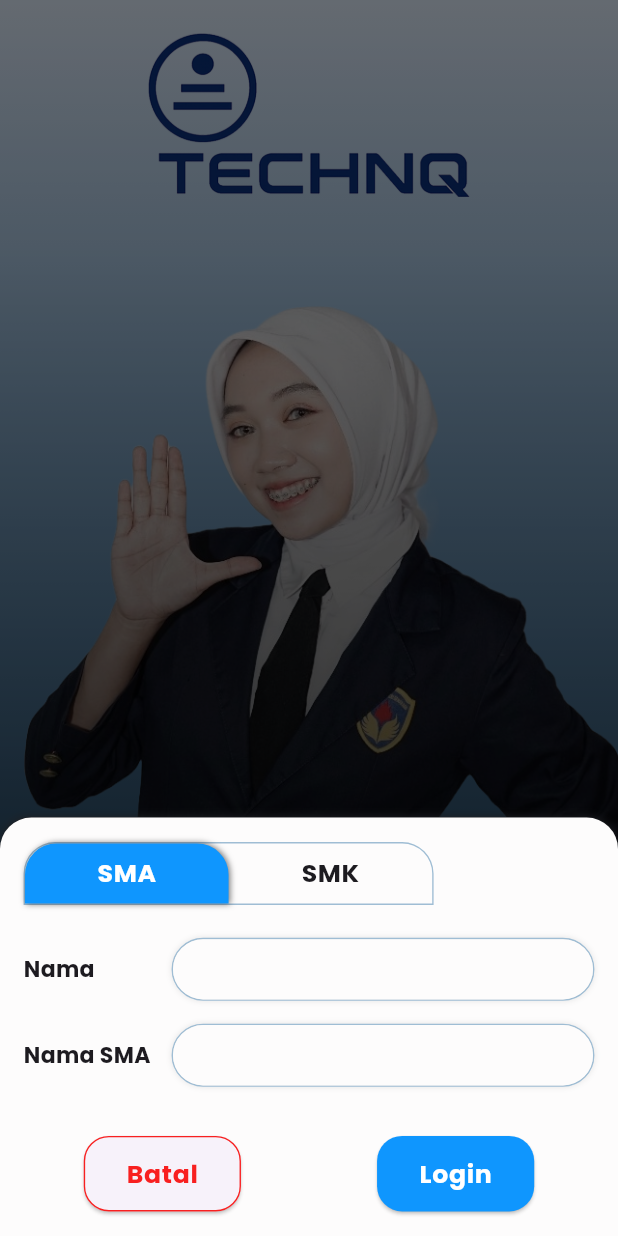
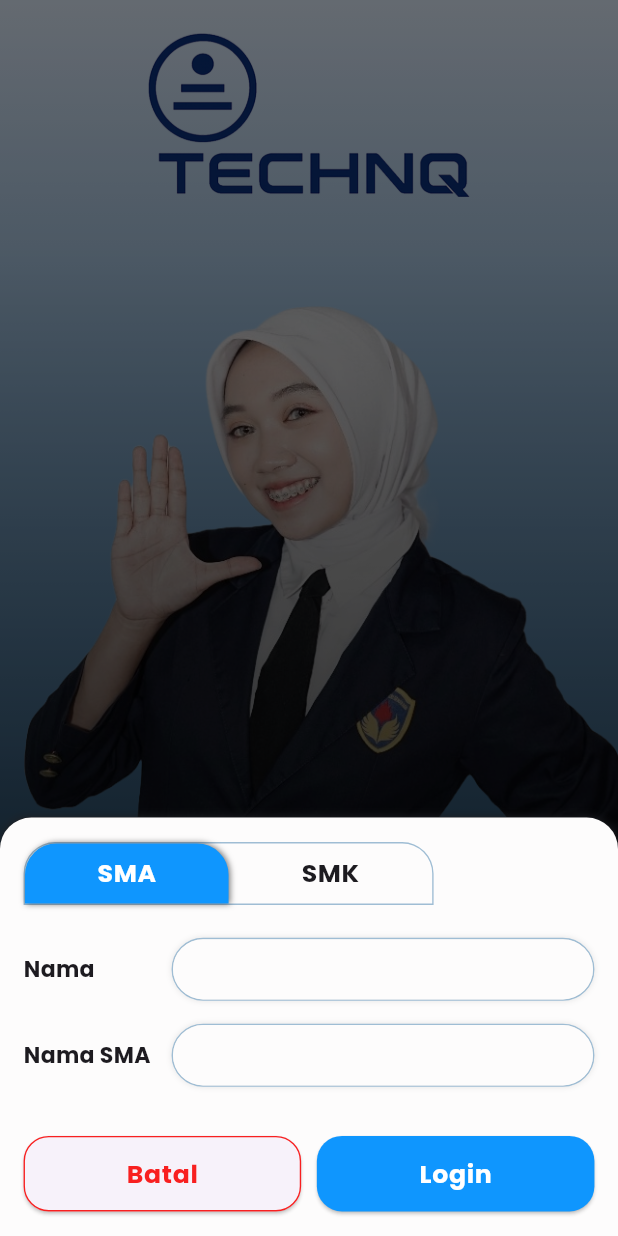
Before and after one commit to hendriari/technq, a Flutter app: the screen it shows after launch, after a tap on "Mulai", on a phone screen of 412 x 824 dp. Run offline on Flutter 3.47's test engine with Material 3 defaults, Android fonts, the light colour scheme and no system bars; drawn by our look-alikes of carousel_slider; our stand-ins replace cloud_firestore, dartz, firebase_auth, firebase_core, firebase_crashlytics, fl_chart and 18 more; missing offline and left inert: flutter_decision_making; accounts and stored records are empty.

Commit message:
fix responsive

```diff
--- a/lib/src/features/auth_ui/widget/login_widget.dart
+++ b/lib/src/features/auth_ui/widget/login_widget.dart
@@ -310,19 +310,22 @@ class _LoginWidgetState extends State<LoginWidget> {
       mainAxisAlignment: MainAxisAlignment.spaceEvenly,
       children: [
         /// CANCEL BUTTON
-        ButtonWidget(
+        Flexible(
+          child: ButtonWidget(
             onTap: () => context.pop(),
             buttonText: 'Batal',
-          maximumSize: Size(100.w, 46.h),
-          minimumSize: Size(100.w, 46.h),
+            maximumSize: Size(double.infinity, 46.h),
+            minimumSize: Size(double.infinity, 46.h),
             buttonTextColor: CustomColors.redLight,
             borderColor: CustomColors.redLight,
+          ),
         ),
 
         SizedBox(width: 10.w,),
 
         /// CONFIRM BUTTON
-        BlocConsumer<AuthBloc, AuthState>(
+        Flexible(
+          child: BlocConsumer<AuthBloc, AuthState>(
             listener: (context, state) {
               state.whenOrNull(
                 failed: (_, message) {
@@ -353,8 +356,8 @@ class _LoginWidgetState extends State<LoginWidget> {
               },
               style: ElevatedButton.styleFrom(
                 backgroundColor: CustomColors.primary100,
-              minimumSize: Size(100.w, 46.h),
-              maximumSize: Size(100.w, 46.h),
+                minimumSize: Size(double.infinity, 46.h),
+                maximumSize: Size(double.infinity, 46.h),
                 shape: RoundedRectangleBorder(
                   borderRadius: BorderRadius.circular(16.r),
                 ),
@@ -376,6 +379,7 @@ class _LoginWidgetState extends State<LoginWidget> {
               ),
             ),
           ),
+        ),
       ],
     );
   }
```
Lines whose indentation alone changed are shown as unchanged.
